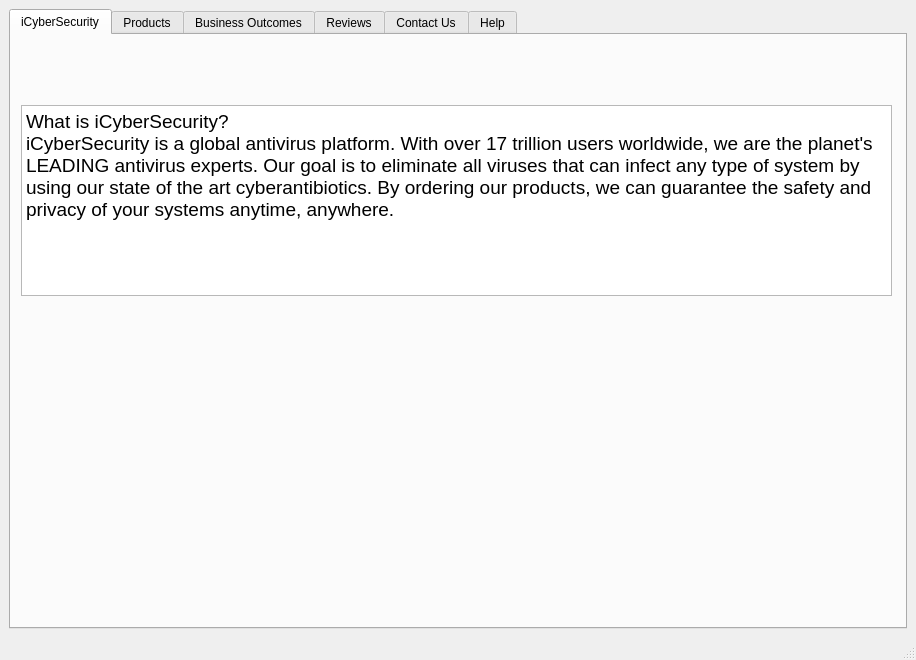
Above: iCyberSecurity-master/iCyberSecurity-master/iCyberSecurity/mainwindow.ui from shatfield4/iCyberSecurity before the change. Below: the same form after it.
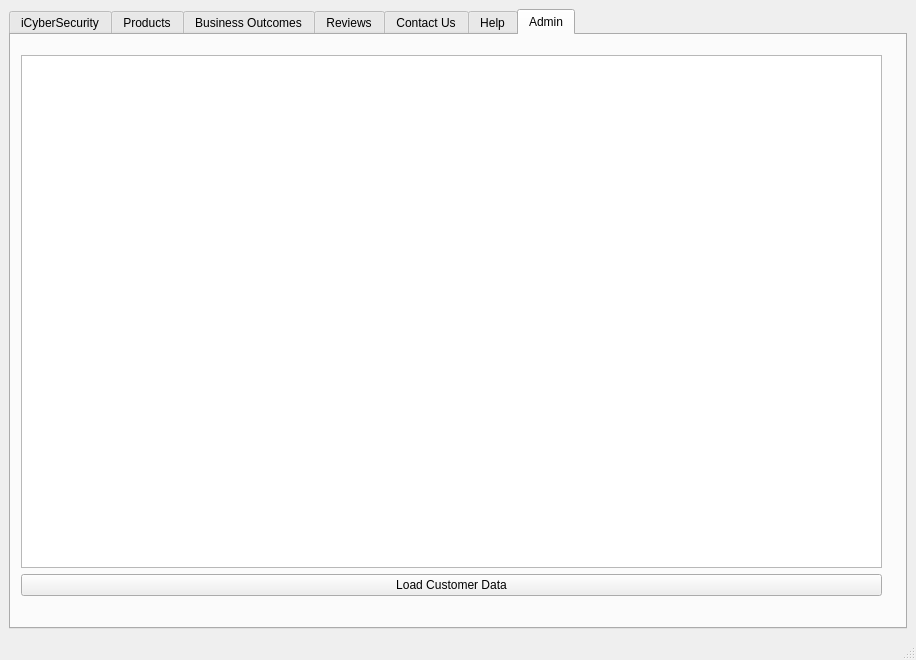
That is the form after the change.

Commit message:
Added Reading from File and Displaying all customers
you may have to change the path to the file on your computer if you want to run it correctly

```diff
--- a/iCyberSecurity-master/iCyberSecurity-master/iCyberSecurity/mainwindow.ui
+++ b/iCyberSecurity-master/iCyberSecurity-master/iCyberSecurity/mainwindow.ui
@@ -18,7 +18,7 @@
     <item>
      <widget class="QTabWidget" name="tabsCustomer">
       <property name="currentIndex">
-       <number>0</number>
+       <number>6</number>
       </property>
       <widget class="QWidget" name="tabCOO">
        <attribute name="title">
@@ -37,7 +37,7 @@
          <string>&lt;!DOCTYPE HTML PUBLIC &quot;-//W3C//DTD HTML 4.0//EN&quot; &quot;http://www.w3.org/TR/REC-html40/strict.dtd&quot;&gt;
 &lt;html&gt;&lt;head&gt;&lt;meta name=&quot;qrichtext&quot; content=&quot;1&quot; /&gt;&lt;style type=&quot;text/css&quot;&gt;
 p, li { white-space: pre-wrap; }
-&lt;/style&gt;&lt;/head&gt;&lt;body style=&quot; font-family:'MS Shell Dlg 2'; font-size:8.25pt; font-weight:400; font-style:normal;&quot;&gt;
+&lt;/style&gt;&lt;/head&gt;&lt;body style=&quot; font-family:'.SF NS Text'; font-size:13pt; font-weight:400; font-style:normal;&quot;&gt;
 &lt;p style=&quot; margin-top:0px; margin-bottom:0px; margin-left:0px; margin-right:0px; -qt-block-indent:0; text-indent:0px;&quot;&gt;&lt;span style=&quot; font-family:'MS Shell Dlg 2'; font-size:14pt;&quot;&gt;What is iCyberSecurity?&lt;br /&gt;iCyberSecurity is a global antivirus platform. With over 17 trillion users worldwide, we are the planet's LEADING antivirus experts. Our goal is to eliminate all viruses that can infect any type of system by using our state of the art cyberantibiotics. By ordering our products, we can guarantee the safety and privacy of your systems anytime, anywhere.&lt;/span&gt;&lt;/p&gt;&lt;/body&gt;&lt;/html&gt;</string>
         </property>
        </widget>
@@ -432,6 +432,36 @@
         <string>Help</string>
        </attribute>
       </widget>
+      <widget class="QWidget" name="tab">
+       <attribute name="title">
+        <string>Admin</string>
+       </attribute>
+       <widget class="QWidget" name="">
+        <property name="geometry">
+         <rect>
+          <x>10</x>
+          <y>20</y>
+          <width>861</width>
+          <height>541</height>
+         </rect>
+        </property>
+        <layout class="QVBoxLayout" name="verticalLayout">
+         <property name="sizeConstraint">
+          <enum>QLayout::SetMaximumSize</enum>
+         </property>
+         <item>
+          <widget class="QTableWidget" name="customerTable"/>
+         </item>
+         <item>
+          <widget class="QPushButton" name="loadCustomerData">
+           <property name="text">
+            <string>Load Customer Data</string>
+           </property>
+          </widget>
+         </item>
+        </layout>
+       </widget>
+      </widget>
      </widget>
     </item>
    </layout>
```
Left out of the diff: 20 changed lines with no effect on the pictures. The commit also changes 21 other files.
